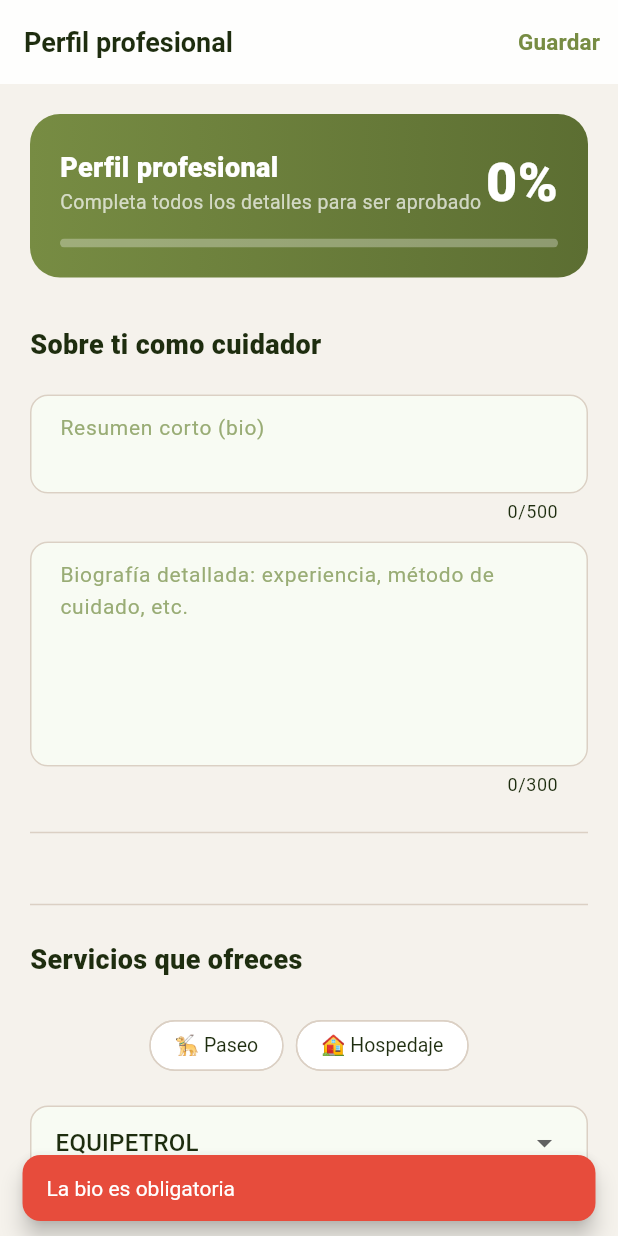
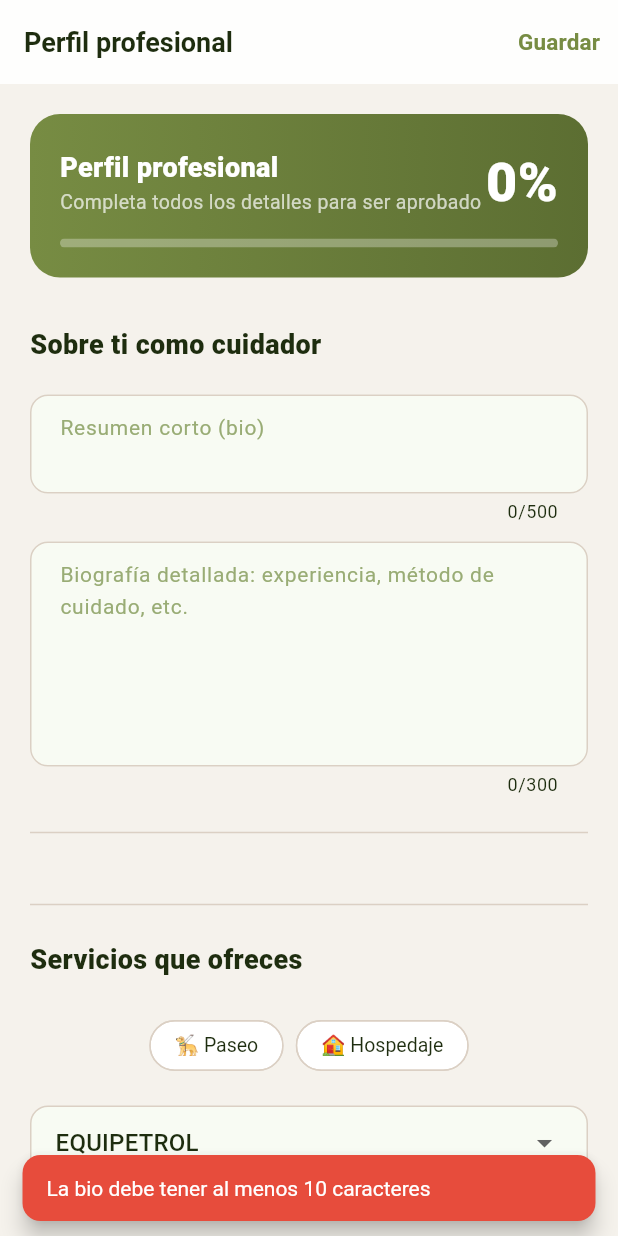
Before and after one commit to SMateo004/garden-map, a Flutter app: the CaregiverProfileDataScreen screen opened by its route, after a tap on "Guardar", on a phone screen of 412 x 824 dp. Run offline on Flutter 3.47's test engine with Material 3 defaults, Android fonts, the phone set to English and light mode, and no system bars; our stand-ins replace flutter_map, go_router, image_picker, latlong2, shared_preferences, socket_io_client; missing offline and left inert: dart:html, dart:ui_web; accounts and stored records are empty; network calls fail; project files that could hold a hidden picture were left out.

Commit message:
Fix: wizard resume, availability sync, validation paso 7, identity verification 500
- onboarding_wizard: pre-populate all state vars on resume (_populateStateFromProfile)
- onboarding_wizard: sync availability to serviceDetails on step 2 save so CaregiverProfileDataScreen shows correct values
- caregiver_profile_data_screen: full validation before save (experience, whyCaregiver, whatDiffers, handleAnxious, emergencyResponse, acceptAggressive/Puppies/Seniors, sizesAccepted)
- profile_screen: show caregiverProfile.profilePhoto instead of user.profilePicture for caregivers
- caregiver_profile_data_screen: fix photo grid using fixImageUrl
- email.service: wrap checkAndAutoSubmitProfile in try-catch to avoid 500 after email verify
- verification.service: fix 3 unhandled error paths that caused 500 on identity submit (verificationAttempts query, image upload Promise.all, Prisma transaction non-P2002 errors, outer catch)

Co-Authored-By: Claude Sonnet 4.6 <noreply@anthropic.com>

```diff
--- a/garden-app/lib/screens/caregiver/caregiver_profile_data_screen.dart
+++ b/garden-app/lib/screens/caregiver/caregiver_profile_data_screen.dart
@@ -231,21 +231,56 @@ class _CaregiverProfileDataScreenState extends State<CaregiverProfileDataScreen>
 
   Future<void> _saveAllData() async {
     // ── Validación de campos obligatorios ──
-    if (_bioController.text.trim().isEmpty) {
-      return _showValidationError('La bio es obligatoria');
+    final bio = _bioController.text.trim();
+    if (bio.length < 10) {
+      return _showValidationError('La bio debe tener al menos 10 caracteres');
     }
     if (_selectedServices.isEmpty) {
       return _showValidationError('Selecciona al menos un servicio');
     }
     if (_selectedServices.contains('PASEO')) {
-      if ((_pricePerWalk60Controller.text.trim().isEmpty) || (double.tryParse(_pricePerWalk60Controller.text) ?? 0) <= 0) {
+      if ((_pricePerWalk60Controller.text.trim().isEmpty) ||
+          (double.tryParse(_pricePerWalk60Controller.text) ?? 0) <= 0) {
         return _showValidationError('Ingresa el precio del paseo (1 hora)');
       }
     }
     if (_selectedServices.contains('HOSPEDAJE')) {
-      if ((_pricePerDayController.text.trim().isEmpty) || (double.tryParse(_pricePerDayController.text) ?? 0) <= 0) {
+      if ((_pricePerDayController.text.trim().isEmpty) ||
+          (double.tryParse(_pricePerDayController.text) ?? 0) <= 0) {
         return _showValidationError('Ingresa el precio por noche del hospedaje');
       }
+    }
+    // Campos del perfil profesional (deben coincidir con lo que exige submitProfile en el backend)
+    final expYearsText = _experienceYearsController.text.trim().replaceAll('+', '');
+    if (expYearsText.isEmpty || int.tryParse(expYearsText) == null) {
+      return _showValidationError('Ingresa los años de experiencia');
+    }
+    if (_experienceDescController.text.trim().length < 5) {
+      return _showValidationError('Describe tu experiencia (mínimo 5 caracteres)');
+    }
+    if (_whyCaregiverController.text.trim().length < 3) {
+      return _showValidationError('Explica por qué eres cuidador (mínimo 3 caracteres)');
+    }
+    if (_whatDiffersController.text.trim().length < 3) {
+      return _showValidationError('Explica qué te diferencia (mínimo 3 caracteres)');
+    }
+    if (_handleAnxiousController.text.trim().length < 3) {
+      return _showValidationError('Describe cómo manejas mascotas ansiosas');
+    }
+    if (_emergencyResponseController.text.trim().length < 3) {
+      return _showValidationError('Describe cómo respondes a emergencias');
+    }
+    if (_acceptAggressive == null) {
+      return _showValidationError('Indica si aceptas mascotas agresivas (Sí/No)');
+    }
+    if (_acceptPuppies == null) {
+      return _showValidationError('Indica si aceptas cachorros (Sí/No)');
+    }
+    if (_acceptSeniors == null) {
+      return _showValidationError('Indica si aceptas mascotas mayores (Sí/No)');
+    }
+    if (_acceptedSizes.isEmpty) {
+      return _showValidationError('Selecciona al menos un tamaño de mascota aceptado');
     }
 
     setState(() => _isSaving = true);
@@ -976,7 +1011,7 @@ class _CaregiverProfileDataScreenState extends State<CaregiverProfileDataScreen>
             Container(
               decoration: BoxDecoration(
                 borderRadius: BorderRadius.circular(12),
-                image: DecorationImage(image: NetworkImage(_photos[index]), fit: BoxFit.cover),
+                image: DecorationImage(image: NetworkImage(fixImageUrl(_photos[index])), fit: BoxFit.cover),
               ),
             ),
             Positioned(
--- a/garden-app/lib/screens/profile/profile_screen.dart
+++ b/garden-app/lib/screens/profile/profile_screen.dart
@@ -556,7 +556,9 @@ class _ProfileScreenState extends State<ProfileScreen> {
         Row(
           children: [
             GardenAvatar(
-              imageUrl: user['profilePicture'],
+              imageUrl: (_caregiverProfile?['profilePhoto'] as String?)?.isNotEmpty == true
+                  ? _caregiverProfile!['profilePhoto'] as String
+                  : user['profilePicture'] as String?,
               size: 80,
               initials: '${user['firstName']} ${user['lastName']}',
             ),
```
Also changed, not shown: garden-app/lib/screens/caregiver/onboarding_wizard_screen.dart (+66 -1 lines), 2 other files.
